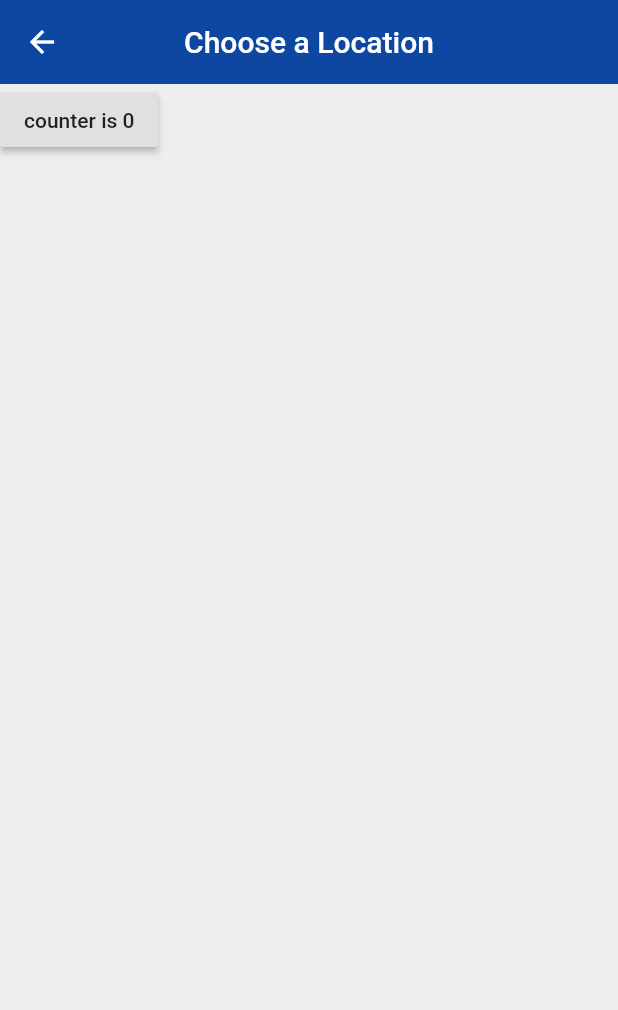
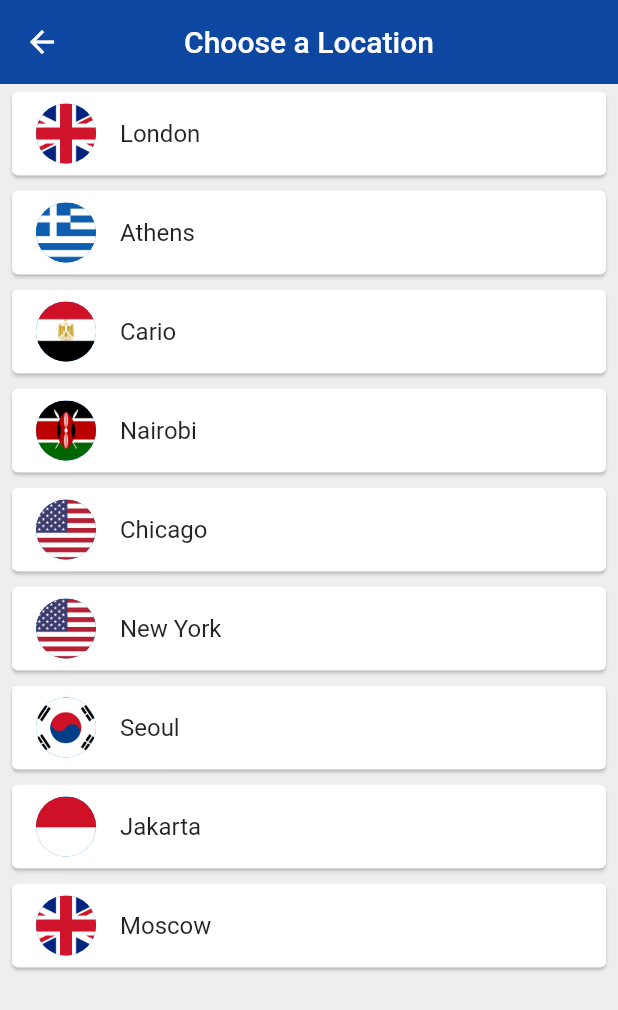
Before and after one commit to zif002/flutter, a Flutter app: the ChooseLocation screen opened by its route, on a phone screen of 412 x 824 dp. Shown: the top 1010 px of the screen. Run offline on Flutter 3.47's test engine with Material 2 defaults, Android fonts, the phone set to English and light mode, and no system bars; our stand-ins replace flutter_spinkit; network calls fail.

Commit message:
added location Moscow

```diff
--- a/lib/pages/choose_location.dart
+++ b/lib/pages/choose_location.dart
@@ -1,4 +1,5 @@
 import 'package:flutter/material.dart';
+import 'package:flutter_tutorial/services/world_time.dart';
 
 class ChooseLocation extends StatefulWidget {
   @override
@@ -7,11 +8,34 @@ class ChooseLocation extends StatefulWidget {
 
 class _ChooseLocationState extends State<ChooseLocation> {
 
+  List<WorldTime> locations = [
+    WorldTime(url: 'Europe/London', location: 'London', flag: 'uk.png'),
+    WorldTime(url: 'Europe/Berlin', location: 'Athens', flag: 'greece.png'),
+    WorldTime(url: 'Africa/Cario', location: 'Cario', flag: 'egypt.png'),
+    WorldTime(url: 'Africa/Nairobi', location: 'Nairobi', flag: 'kenya.png'),
+    WorldTime(url: 'America/Chicago', location: 'Chicago', flag: 'usa.png'),
+    WorldTime(url: 'America/New York', location: 'New York', flag: 'usa.png'),
+    WorldTime(url: 'Asia/Seoul', location: 'Seoul', flag: 'south_korea.png'),
+    WorldTime(url: 'Asia/Jakarta', location: 'Jakarta', flag: 'indonesia.png'),
+    WorldTime(url: 'Europe/Moscow', location: 'Moscow', flag: 'uk.png'),
+  ];
+
   int counter = 0;
 
   @override
   void initState() {
     super.initState();
+  }
+
+  void updateTime(index) async{
+    WorldTime instance = locations[index];
+    await instance.getTime();
+    Navigator.pop(context, {
+      'location': instance.location,
+      'flag': instance.flag,
+      'time': instance.time,
+      'isDaytime': instance.isDaytime
+    });
   }
 
   @override
@@ -24,15 +48,25 @@ class _ChooseLocationState extends State<ChooseLocation> {
         centerTitle: true,
         elevation: 0,
       ),
-      body: RaisedButton(
-        onPressed: (){
-          setState(() {
-            counter += 1;
-          });
+      body: ListView.builder(
+        itemCount: locations.length,
+        itemBuilder: (context, index){
+          return Padding(
+            padding: const EdgeInsets.symmetric(vertical: 1.0, horizontal: 4.0),
+            child: Card(
+              child: ListTile(
+                onTap: () {
+                  updateTime(index);
+                },
+                title: Text(locations[index].location),
+                leading: CircleAvatar(
+                  backgroundImage: AssetImage('assets/img/${locations[index].flag}'),
+                ),
+              ),
+            ),
+          );
         },
-        child: Text('counter is $counter')
-
-      ),
+      )
     );
   }
 }
```
Also changed, not shown: lib/pages/home.dart (+11 -3 lines).
